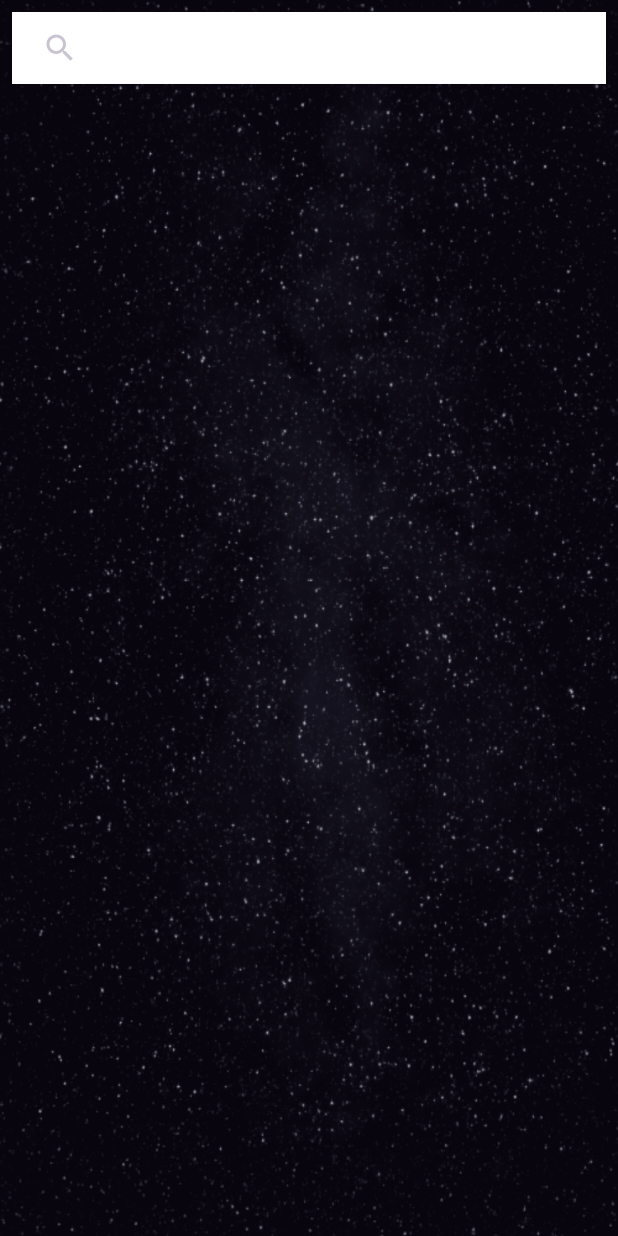
After one commit to fourhaan/CosmicLink, an Android app: the SearchActivity screen opened directly, with no data from a screen before it, on a phone screen of 412 x 824 dp. The commit adds this screen. Run offline under Robolectric (Android 15) with nearby library versions, the phone set to English and light mode, and no system bars; our stand-ins replace CircleImageView, Firebase (no records; nobody signed in at launch, a user with empty details on screens opened directly), Picasso; pictures from the network do not load; Roboto replaces fonts that are not available here.

Commit message:
search working pulled from #Gantavya

```diff
--- a/app/build.gradle.kts
+++ b/app/build.gradle.kts
@@ -1,6 +1,7 @@
 plugins {
     id("com.android.application")
     id("com.google.gms.google-services")
+    id("com.google.android.libraries.mapsplatform.secrets-gradle-plugin")
 }
 
 android {
@@ -48,6 +49,8 @@ dependencies {
     implementation("com.google.firebase:firebase-database:20.3.0")
     implementation("com.google.firebase:firebase-storage:20.3.0")
     implementation("com.google.firebase:firebase-messaging:23.3.1")
+    implementation ("com.google.android.gms:play-services-maps:18.2.0")
+    implementation("com.karumi:dexter:6.2.2")
     //chatapp implementations
     implementation ("de.hdodenhof:circleimageview:3.1.0")
     implementation ("com.intuit.ssp:ssp-android:1.0.5")
--- /dev/null
+++ b/app/src/main/java/com/example/volunteerapp/Activities/SearchActivity.java
@@ -0,0 +1,134 @@
+package com.example.volunteerapp.Activities;
+import android.content.Intent;
+import android.os.Bundle;
+import android.util.Log;
+import android.widget.SearchView;
+import androidx.annotation.NonNull;
+import androidx.appcompat.app.AppCompatActivity;
+import androidx.recyclerview.widget.LinearLayoutManager;
+import androidx.recyclerview.widget.RecyclerView;
+
+import com.example.volunteerapp.Chat.Model.Users;
+import com.example.volunteerapp.Chat.Adapter.SearchAdapter;
+import com.example.volunteerapp.R;
+import com.google.firebase.auth.FirebaseAuth;
+import com.google.firebase.database.DataSnapshot;
+import com.google.firebase.database.DatabaseError;
+import com.google.firebase.database.DatabaseReference;
+import com.google.firebase.database.FirebaseDatabase;
+import com.google.firebase.database.ValueEventListener;
+import java.util.ArrayList;
+
+public class SearchActivity extends AppCompatActivity {
+
+    FirebaseAuth auth;
+    RecyclerView searchRecyclerView;
+    SearchAdapter adapter;
+    FirebaseDatabase database;
+    ArrayList<Users> usersArrayList;
+
+    @Override
+    protected void onCreate(Bundle savedInstanceState) {
+        super.onCreate(savedInstanceState);
+        setContentView(R.layout.activity_search);
+
+        database = FirebaseDatabase.getInstance();
+        auth = FirebaseAuth.getInstance();
+
+        DatabaseReference reference = database.getReference().child("Organisations");
+
+        usersArrayList = new ArrayList<>();
+
+        searchRecyclerView = findViewById(R.id.recyclerView);
+        searchRecyclerView.setLayoutManager(new LinearLayoutManager(this));
+        adapter = new SearchAdapter(SearchActivity.this, usersArrayList);
+        searchRecyclerView.setAdapter(adapter);
+
+        SearchView searchView = findViewById(R.id.searchView);
+        searchView.setOnQueryTextListener(new SearchView.OnQueryTextListener() {
+            @Override
+            public boolean onQueryTextSubmit(String query) {
+                // Perform search when the user submits the query (e.g., press search button)
+                performSearch(query);
+                return true;
+            }
+
+            @Override
+            public boolean onQueryTextChange(String newText) {
+                // Perform search as the user types (real-time search)
+                performSearch(newText);
+                return true;
+            }
+        });
+
+        reference.addValueEventListener(new ValueEventListener() {
+            @Override
+            public void onDataChange(@NonNull DataSnapshot snapshot) {
+                usersArrayList.clear(); // Clear the list before adding updated data
+                for (DataSnapshot dataSnapshot : snapshot.getChildren()) {
+                    Users users = dataSnapshot.getValue(Users.class);
+                    usersArrayList.add(users);
+                    users.setFullname("Click to view Profile");
+                }
+                adapter.notifyDataSetChanged();
+            }
+
+            @Override
+            public void onCancelled(@NonNull DatabaseError error) {
+                // Handle errors
+            }
+        });
+
+        if (auth.getCurrentUser() == null) {
+            Intent intent = new Intent(SearchActivity.this, LoginActivity.class);
+            startActivity(intent);
+            finish(); // Finish this activity to prevent returning here after logging in
+        }
+    }
+
+    private void performSearch(String query) {
+        DatabaseReference reference = database.getReference().child("Organisations");
+
+        reference.addValueEventListener(new ValueEventListener() {
+            @Override
+            public void onDataChange(@NonNull DataSnapshot snapshot) {
+                usersArrayList.clear();
+                for (DataSnapshot organizationSnapshot : snapshot.getChildren()) {
+                    String organizationName = organizationSnapshot.getKey();
+
+                    // Check if the organization name contains the search query
+                    if (organizationName != null && organizationName.toLowerCase().contains(query.toLowerCase())) {
+                        Log.d("Search", "Organization Name: " + organizationName);
+
+                        // Extract organization details
+                        String email = organizationSnapshot.child("email").getValue(String.class);
+//                        String fullname = organizationSnapshot.child("fullname").getValue(String.class);
+                        String fullname = "Click to view Profile";
+                        String image_url = organizationSnapshot.child("image_url").getValue(String.class);
+                        String userId = organizationSnapshot.child("userId").getValue(String.class);
+                        String username = organizationSnapshot.child("username").getValue(String.class);
+
+                        // Create a Users object with the organization details
+                        Users users = new Users();
+                        users.setFullname(fullname);
+                        users.setEmail(email);
+                        users.setImage_url(image_url);
+                        users.setUserId(userId);
+                        users.setUsername(username);
+
+                        usersArrayList.add(users);
+                    }
+                }
+                adapter.notifyDataSetChanged();
+            }
+
+            @Override
+            public void onCancelled(@NonNull DatabaseError error) {
+                // Handle errors
+            }
+        });
+    }
+
+
+
+}
--- /dev/null
+++ b/app/src/main/java/com/example/volunteerapp/Chat/Adapter/SearchAdapter.java
@@ -0,0 +1,76 @@
+package com.example.volunteerapp.Chat.Adapter;
+
+import android.content.Context;
+import android.view.LayoutInflater;
+import android.view.View;
+import android.view.ViewGroup;
+import android.widget.TextView;
+
+import androidx.annotation.NonNull;
+import androidx.recyclerview.widget.RecyclerView;
+
+import com.example.volunteerapp.Chat.Model.Users;
+import com.example.volunteerapp.R;
+import com.example.volunteerapp.Activities.SearchActivity;
+import com.squareup.picasso.Picasso;
+
+import java.util.ArrayList;
+
+import de.hdodenhof.circleimageview.CircleImageView;
+
+
+public class SearchAdapter extends RecyclerView.Adapter<SearchAdapter.viewholder> {
+    Context searchActivity;
+    ArrayList<Users> usersArrayList;
+    public SearchAdapter(SearchActivity searchActivity, ArrayList<Users> usersArrayList) {
+        this.searchActivity=searchActivity;
+        this.usersArrayList=usersArrayList;
+    }
+
+    @NonNull
+    @Override
+    public SearchAdapter.viewholder onCreateViewHolder(@NonNull ViewGroup parent, int viewType) {
+        View view = LayoutInflater.from(searchActivity).inflate(R.layout.user_item,parent,false);
+        return new SearchAdapter.viewholder(view);
+    }
+
+    @Override
+    public void onBindViewHolder(@NonNull SearchAdapter.viewholder holder, int position) {
+
+        Users users = usersArrayList.get(position);
+        holder.username.setText(users.getUsername());
+        holder.fullname.setText(users.getFullname());
+        Picasso.get().load(users.getImage_url()).into(holder.userimg);
+
+//            holder.itemView.setOnClickListener(new View.OnClickListener() {
+//                @Override
+//                public void onClick(View view) {
+//                    Intent intent = new Intent(searchActivity, chatwindo.class);
+//                    intent.putExtra("fullname",users.getFullname());
+//                    intent.putExtra("reciverImg",users.getImage_url());
+//                    intent.putExtra("uid",users.getUserId());
+//                    searchActivity.startActivity(intent);
+//
+//                }
+//            }
+//            );
+
+    }
+
+    @Override
+    public int getItemCount() {
+        return usersArrayList.size();
+    }
+
+    public class viewholder extends RecyclerView.ViewHolder {
+        CircleImageView userimg;
+        TextView username;
+        TextView fullname;
+        public viewholder(@NonNull View itemView) {
+            super(itemView);
+            userimg = itemView.findViewById(R.id.userimg);
+            username = itemView.findViewById(R.id.username);
+            fullname = itemView.findViewById(R.id.fullname);
+        }
+    }
+}
--- /dev/null
+++ b/app/src/main/res/drawable/baseline_add_location_24_white.xml
@@ -0,0 +1,5 @@
+<vector android:height="24dp" android:tint="#FFFFFF"
+    android:viewportHeight="24" android:viewportWidth="24"
+    android:width="24dp" xmlns:android="http://schemas.android.com/apk/res/android">
+    <path android:fillColor="@android:color/white" android:pathData="M12,2C8.14,2 5,5.14 5,9c0,5.25 7,13 7,13s7,-7.75 7,-13c0,-3.86 -3.14,-7 -7,-7zM16,10h-3v3h-2v-3L8,10L8,8h3L11,5h2v3h3v2z"/>
+</vector>
--- a/app/src/main/res/drawable/bordermain.xml
+++ b/app/src/main/res/drawable/bordermain.xml
@@ -12,7 +12,7 @@
     <item android:state_enabled="true">
         <shape android:shape="rectangle">
             <corners android:radius="15.40dp"/>
-            <solid android:color="@color/white"/>
+            <solid android:color="#F6E3C6"/>
             <stroke android:color="@color/black" android:width="1dp"/>
         </shape>
     </item>
--- /dev/null
+++ b/app/src/main/res/layout/activity_search.xml
@@ -0,0 +1,38 @@
+<?xml version="1.0" encoding="utf-8"?>
+<androidx.constraintlayout.widget.ConstraintLayout xmlns:android="http://schemas.android.com/apk/res/android"
+    xmlns:app="http://schemas.android.com/apk/res-auto"
+    xmlns:tools="http://schemas.android.com/tools"
+    android:layout_width="match_parent"
+    android:layout_height="match_parent"
+    tools:context=".Activities.SearchActivity"
+    android:background="@drawable/sky3">
+
+
+    <SearchView
+        android:id="@+id/searchView"
+        android:layout_width="0dp"
+        android:layout_height="wrap_content"
+        android:layout_marginStart="8dp"
+        android:layout_marginTop="8dp"
+        android:layout_marginEnd="8dp"
+        app:queryHint="Search for organizations"
+
+        android:background="@color/white"
+        android:iconifiedByDefault="false"
+        app:layout_constraintEnd_toEndOf="parent"
+        app:layout_constraintStart_toStartOf="parent"
+        app:layout_constraintTop_toTopOf="parent"
+        />
+
+    <androidx.recyclerview.widget.RecyclerView
+        android:id="@+id/recyclerView"
+        android:layout_width="0dp"
+        android:layout_height="wrap_content"
+        android:layout_marginStart="8dp"
+        android:layout_marginTop="8dp"
+        android:layout_marginEnd="8dp"
+        app:layout_constraintEnd_toEndOf="parent"
+        app:layout_constraintHorizontal_bias="1.0"
+        app:layout_constraintStart_toStartOf="parent"
+        app:layout_constraintTop_toBottomOf="@+id/searchView" />
+</androidx.constraintlayout.widget.ConstraintLayout>
--- a/app/src/main/res/layout/user_item.xml
+++ b/app/src/main/res/layout/user_item.xml
@@ -8,7 +8,8 @@
     <LinearLayout
         android:layout_width="match_parent"
         android:layout_height="wrap_content"
-        android:orientation="horizontal">
+        android:orientation="horizontal"
+        >
 
         <de.hdodenhof.circleimageview.CircleImageView
             android:id="@+id/userimg"
@@ -39,6 +40,7 @@
                 android:layout_marginTop="@dimen/_7ssp"
                 android:layout_height="wrap_content"
                 android:text="full name"
+                android:textColor="@color/black2.0"
                 android:id="@+id/fullname"/>
 
 
--- a/app/src/main/res/values-night/themes.xml
+++ b/app/src/main/res/values-night/themes.xml
@@ -1,17 +1,15 @@
 <resources xmlns:tools="http://schemas.android.com/tools">
     <!-- Base application theme. -->
     <style name="Base.Theme.VolunteerApp" parent="Theme.Material3.Dark.NoActionBar">
-        <!-- Customize your dark theme here. -->
-        <!-- <item name="colorPrimary">@color/my_dark_primary</item> -->
+        <!-- Customize your light theme here. -->
+        <!-- <item name="colorPrimary">@color/my_light_primary</item> -->
         <item name="android:statusBarColor">@color/black</item>
-        <item name="colorPrimary">@color/colorPrimary</item>
-        <item name="colorPrimaryDark">@color/colorPrimaryDark</item>
-        <item name="colorAccent">@color/colorAccent</item>
-        <item name="android:windowBackground">@color/colorPrimary</item>
-        <item name="android:textColorPrimary">@color/textPrimary</item>
-        <item name="android:textColorSecondary">@color/textSecondary</item>
-        <item name="android:navigationBarColor">@color/black</item>
+        <item name="android:navigationBarColor">#000000</item>
+
     </style>
 
 
+
+    <style name="Theme.VolunteerApp" parent="Base.Theme.VolunteerApp" />
+
 </resources>
--- a/app/src/main/res/values/strings.xml
+++ b/app/src/main/res/values/strings.xml
@@ -1,6 +1,7 @@
 <resources>
     <string name="app_name">volunteerApp</string>
     <string name="crisis_text">\n \n \n \n \n \nOur Planet Earth \n is in deep <font color="#FF0000">Crisis !</font></string>
+    <string name="google_maps_api_key">AIzaSyDHm3Tds59a7PUjfzga8WbIFbT6PyNyhA0</string>
 
     <!-- Array of Indian states -->
     <string-array name="array_states">
--- a/app/src/main/res/values/themes.xml
+++ b/app/src/main/res/values/themes.xml
@@ -4,13 +4,6 @@
         <!-- Customize your light theme here. -->
         <!-- <item name="colorPrimary">@color/my_light_primary</item> -->
         <item name="android:statusBarColor">@color/black</item>
-
-        <item name="colorPrimary">@color/colorPrimary</item>
-        <item name="colorPrimaryDark">@color/colorPrimaryDark</item>
-        <item name="colorAccent">@color/colorAccent</item>
-        <item name="android:windowBackground">#000000</item>
-        <item name="android:textColorPrimary">@color/textPrimary</item>
-        <item name="android:textColorSecondary">@color/textSecondary</item>
         <item name="android:navigationBarColor">#000000</item>
 
     </style>
--- a/build.gradle.kts
+++ b/build.gradle.kts
@@ -1,6 +1,7 @@
 buildscript {
     dependencies {
         classpath("com.google.gms:google-services:4.4.0")
+        classpath("com.google.android.libraries.mapsplatform.secrets-gradle-plugin:secrets-gradle-plugin:2.0.1")
     }
 }
 // Top-level build file where you can add configuration options common to all sub-projects/modules.
```
Also changed, not shown: app/src/main/AndroidManifest.xml (+18 -3 lines), app/src/main/java/com/example/volunteerapp/Activities/LocationActivity.java (added, +71 -0 lines), app/src/main/java/com/example/volunteerapp/Activities/OrganisationSignUpActivity.java (+27 -28 lines), app/src/main/java/com/example/volunteerapp/Activities/VolunteerLandingPageActivity.java (+15 -3 lines), app/src/main/java/com/example/volunteerapp/Models/organisationDetails.java (+7 -0 lines), app/src/main/res/layout/activity_location.xml (added, +7 -0 lines), app/src/main/res/layout/activity_volunteer_landing_page.xml (+12 -0 lines).
